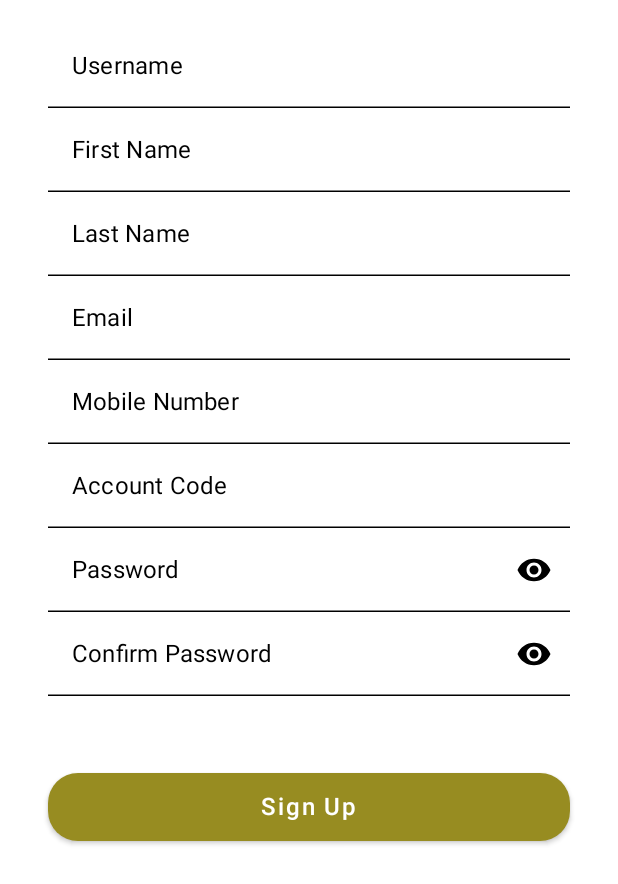
After one commit to AbuSayedMasud/capita_KMM, an Android app built with Jetpack Compose: the composable RegistrationView shown on its own in the app's theme, on a phone screen of 412 x 824 dp. The commit adds this screen. Shown: the top 884 px of the screen. Run offline under Robolectric (Android 15) with nearby library versions, the phone set to English and light mode, and no system bars.

Commit message:
registration section restructured for android

```diff
--- /dev/null
+++ b/androidApp/src/main/java/com/leads/capitabull/android/formatnumber/InputFieldValidator.kt
@@ -0,0 +1,189 @@
+package com.leads.capitabull.android.formatnumber
+
+import androidx.compose.runtime.Composable
+import androidx.compose.runtime.getValue
+import androidx.compose.runtime.setValue
+
+object InputFieldValidator {
+    /**
+     * Function to check if a given date string has a valid MM/DD/YYYY format.
+     *
+     * @param date Date string to be validated.
+     * @return True if the date is valid, false otherwise.
+     */
+    @Composable
+    fun isValidDateFormat(date: String): Boolean {
+        val dateRegex = Regex("""\d{1,2}/\d{1,2}/\d{4}""")
+        return dateRegex.matches(date)
+    }
+
+    /**
+     * Function to validate various input fields based on the provided conditions.
+
+     * @param isForgetPasswordView Flag indicating if it's a forget password view.
+     * @param isRegistrationView Flag indicating if it's a registration view.
+     * @param isBiometricRegistrationView Flag indicating if it's a biometric registration view.
+     * @param isBiometricFingerprintRegistrationView Flag indicating if it's a biometric fingerprint registration view.
+     *
+     * @return Triple containing a boolean indicating if the validation is successful,
+     *         a string message indicating the result, and a pair of booleans indicating
+     *         if there are errors in the username and password fields.
+     */
+    @Composable
+    fun validateFields(
+        username: String,
+        firstName: String,
+        lastName: String,
+        email: String,
+        mobileNumber: String,
+        accountCode: String?,
+        password: String,
+        confirmPassword: String,
+        birthday: String?,
+        isForgetPasswordView: Boolean,
+        isRegistrationView: Boolean,
+        isBiometricRegistrationView: Boolean,
+        isBiometricFingerprintRegistrationView: Boolean,
+    ): Triple<Boolean, String, Pair<Boolean, Boolean>> {
+        var isUsernameError = false
+        var isFirstNameError = false
+        var isLastNameError = false
+        var isAccountCodeError = false
+        var isMobileNumberError = false
+        var isEmailError = false
+        var isPasswordError = false
+        var isConfirmPasswordError = false
+        var isBirthdayError = false
+
+        if (username.isEmpty()) {
+            isUsernameError = true
+        }
+
+        if (firstName.isEmpty()) {
+            isFirstNameError = true
+        }
+
+        if (lastName.isEmpty()) {
+            isLastNameError = true
+        }
+
+        if (accountCode.isNullOrEmpty()) {
+            isAccountCodeError = true
+        }
+
+        val phoneRegex = Regex("^(013|014|015|016|017|018|019)\\d{8}$")
+        if (!phoneRegex.matches(mobileNumber)) {
+            isMobileNumberError = true
+        }
+
+        val emailRegex = Regex("^\\S+@\\S+\\.\\S+\$")
+        if (!emailRegex.matches(email)) {
+            isEmailError = true
+        }
+
+        val passwordRegex = Regex("^(?=.*?[A-Z])(?=.*?[a-z])(?=.*?[0-9])(?=.*?[#?!@\$%^&*-_]).{8,}\$")
+        if (!passwordRegex.matches(password)) {
+            isPasswordError = true
+        }
+
+        if (password != confirmPassword) {
+            isConfirmPasswordError = true
+        }
+
+        if (isForgetPasswordView) {
+            if (birthday.isNullOrEmpty()) {
+                isBirthdayError = true
+            } else {
+                // Validate date format and individual components
+                val dateRegex = Regex("""\d{1,2}/\d{1,2}/\d{4}""")
+                if (!dateRegex.matches(birthday)) {
+                    isBirthdayError = true
+                } else {
+                    // Split the birthday into its components
+                    val parts = birthday.split("/")
+                    val month = parts[0].toIntOrNull()
+                    val day = parts[1].toIntOrNull()
+                    val year = parts[2].toIntOrNull()
+
+                    // Validate the individual components of the date
+                    isBirthdayError = month !in 1..12 || day !in 1..31
+                }
+            }
+        }
+
+        // Check for the "Success" condition
+        if (!isUsernameError && !isFirstNameError && !isLastNameError && !isAccountCodeError &&
+            !isMobileNumberError && !isEmailError && !isPasswordError && !isConfirmPasswordError &&
+            !isBirthdayError
+        ) {
+            return Triple(true, "Success", Pair(isUsernameError, isPasswordError))
+        }
+
+        // Handle error messages
+        val errorMessage = when {
+            isForgetPasswordView -> when {
+                isUsernameError -> "Enter valid username"
+                isBirthdayError -> {
+                    if (birthday?.let { isValidDateFormat(it) } == true) {
+                        "Enter date in MM/DD/YYYY format"
+                    } else {
+                        "Enter a valid date of birth"
+                    }
+                }
+                isMobileNumberError -> "Enter valid phone number"
+                isEmailError -> "Enter valid email"
+
+                else -> "Your password is successfully changed. Please check your E-mail."
+            }
+            isRegistrationView -> when {
+                isUsernameError -> "Enter valid username"
+                isFirstNameError -> "Enter valid first name"
+                isLastNameError -> "Enter valid last name"
+                isEmailError -> "Enter valid email"
+                isMobileNumberError -> "Enter valid phone number"
+                isAccountCodeError -> "Enter valid account code"
+                isPasswordError -> "Please create a valid password that is eight characters long, and includes one uppercase letter, one lowercase letter, one number, and one special character"
+                confirmPassword.isEmpty() -> "Confirm Password field is empty, enter a valid password"
+                isConfirmPasswordError -> "Password did not match"
+
+                else -> "Account has been successfully registered. Please check your E-mail."
+            }
+            isBiometricRegistrationView -> when {
+                isUsernameError -> "Enter valid username"
+                isPasswordError -> "Please enter a valid password that is eight characters long, and includes one uppercase letter, one lowercase letter, one number, and one special character"
+
+                else -> "Unknown error"
+            }
+            isBiometricRegistrationView -> when {
+                isUsernameError -> "Enter valid username"
+                isPasswordError -> "Please enter a valid password that is eight characters long, and includes one uppercase letter, one lowercase letter, one number, and one special character"
+
+                else -> "Unknown error"
+            }
+
+            else -> "Unknown error"
+        }
+
+        return Triple(false, errorMessage, Pair(isUsernameError, isPasswordError))
+    }
+}
+
+// Button(
+// onClick = {
+//    if (errorFlags.first || errorFlags.second) {
+//        isValidationErrorDialogVisible = true
+//    } else {
+//        isValidationSuccess = true
+//        runBlocking {
+//            val promptInfo = BiometricPrompt.PromptInfo
+//                .Builder()
+//                .setAllowedAuthenticators(BiometricManager.Authenticators.BIOMETRIC_STRONG)
+//                .setTitle("Verify that it's you")
+//                .setSubtitle("Use your fingerprint to continue")
+//                .setNegativeButtonText("Cancel")
+//                .build()
+//
+//            biometricPromptStepOne.authenticate(promptInfo)
+//        }
+//    }
+// },
--- /dev/null
+++ b/androidApp/src/main/java/com/leads/capitabull/android/registration/RegistrationView.kt
@@ -0,0 +1,440 @@
+package com.leads.capitabull.android.registration
+
+import androidx.compose.foundation.Image
+import androidx.compose.foundation.clickable
+import androidx.compose.foundation.isSystemInDarkTheme
+import androidx.compose.foundation.layout.Box
+import androidx.compose.foundation.layout.Column
+import androidx.compose.foundation.layout.fillMaxSize
+import androidx.compose.foundation.layout.fillMaxWidth
+import androidx.compose.foundation.layout.height
+import androidx.compose.foundation.layout.padding
+import androidx.compose.foundation.shape.RoundedCornerShape
+import androidx.compose.foundation.text.KeyboardOptions
+import androidx.compose.material.AlertDialog
+import androidx.compose.material.Button
+import androidx.compose.material.ButtonDefaults
+import androidx.compose.material.Icon
+import androidx.compose.material.MaterialTheme
+import androidx.compose.material.Text
+import androidx.compose.material.TextField
+import androidx.compose.material.TextFieldDefaults
+import androidx.compose.runtime.Composable
+import androidx.compose.runtime.getValue
+import androidx.compose.runtime.mutableStateOf
+import androidx.compose.runtime.remember
+import androidx.compose.runtime.setValue
+import androidx.compose.ui.Alignment
+import androidx.compose.ui.Modifier
+import androidx.compose.ui.graphics.Color
+import androidx.compose.ui.platform.LocalContext
+import androidx.compose.ui.res.painterResource
+import androidx.compose.ui.text.font.FontWeight
+import androidx.compose.ui.text.input.KeyboardType
+import androidx.compose.ui.text.input.PasswordVisualTransformation
+import androidx.compose.ui.text.input.VisualTransformation
+import androidx.compose.ui.text.style.TextAlign
+import androidx.compose.ui.unit.dp
+import androidx.compose.ui.unit.sp
+import androidx.navigation.NavHostController
+import com.leads.capita.formatnumber.isWithinMaxCharLimit
+import com.leads.capitabull.android.R
+import com.leads.capitabull.android.formatnumber.InputFieldValidator.validateFields
+import com.leads.capitabull.android.theme.PrimaryColor
+import com.leads.capitabull.android.theme.White
+import com.leads.capitabull.android.theme.getCardColors
+
+
+@Composable
+fun RegistrationView(navController: NavHostController) {
+    var username by remember { mutableStateOf("") }
+    var firstName by remember { mutableStateOf("") }
+    var lastName by remember { mutableStateOf("") }
+    var email by remember { mutableStateOf("") }
+    var mobileNumber by remember { mutableStateOf("") }
+    var accountCode by remember { mutableStateOf("") }
+    var password by remember { mutableStateOf("") }
+    var confirmPassword by remember { mutableStateOf("") }
+    var isValidationErrorDialogVisible by remember { mutableStateOf(false) }
+
+    val (isValidationSuccess, errorMessage) = validateFields(
+        username,
+        firstName,
+        lastName,
+        email,
+        mobileNumber,
+        accountCode,
+        password,
+        confirmPassword,
+        null,
+
+        isForgetPasswordView = false,
+        isRegistrationView = true,
+        isBiometricRegistrationView = false,
+        isBiometricFingerprintRegistrationView = false,
+    )
+
+    var isUsernameError by remember { mutableStateOf(false) }
+    var isFirstNameError by remember { mutableStateOf(false) }
+    var isLastNameError by remember { mutableStateOf(false) }
+    var isEmailError by remember { mutableStateOf(false) }
+    var isMobileNumberError by remember { mutableStateOf(false) }
+    var isAccountCodeError by remember { mutableStateOf(false) }
+    var isPasswordError by remember { mutableStateOf(false) }
+    var isConfirmPasswordError by remember { mutableStateOf(false) }
+
+    var passwordVisible by remember { mutableStateOf(false) }
+    var confirmPasswordVisible by remember { mutableStateOf(false) }
+
+    val (backgroundColor, contentColor) = getCardColors()
+
+    val isDarkTheme = isSystemInDarkTheme()
+    val textColor = if (isDarkTheme) Color.White else Color.Black
+    val placeholderTextColor = if (isDarkTheme) Color(0x83F1F3F4) else Color.DarkGray
+    val context = LocalContext.current
+
+    Column(
+        modifier = Modifier
+            .fillMaxSize()
+            .padding(top = 16.dp, start = 32.dp, end = 32.dp, bottom = 0.dp),
+        horizontalAlignment = Alignment.CenterHorizontally,
+    ) {
+        TextField(
+            value = username,
+            onValueChange = {
+                if (isWithinMaxCharLimit(it, 40)) {
+                    username = it
+                }
+            },
+            placeholder = { Text("Username", color = contentColor) },
+            label = { Text("Username", color = contentColor) },
+            keyboardOptions = KeyboardOptions.Default.copy(
+                keyboardType = KeyboardType.Ascii,
+            ),
+            singleLine = true,
+            colors = TextFieldDefaults.outlinedTextFieldColors(
+                textColor = contentColor,
+                unfocusedLabelColor = contentColor,
+                focusedLabelColor = if (isUsernameError) Color.Red else contentColor,
+                unfocusedBorderColor = if (isUsernameError) Color.Red else contentColor,
+                focusedBorderColor = contentColor,
+                cursorColor = contentColor,
+                leadingIconColor = contentColor,
+                placeholderColor = placeholderTextColor,
+
+            ),
+            modifier = Modifier.fillMaxWidth(),
+        )
+        TextField(
+            value = firstName,
+            onValueChange = {
+                if (isWithinMaxCharLimit(it, 40)) {
+                    firstName = it
+                }
+            },
+            placeholder = { Text("First Name", color = contentColor) },
+            label = { Text("First Name", color = contentColor) },
+
+            keyboardOptions = KeyboardOptions.Default.copy(
+                keyboardType = KeyboardType.Ascii,
+            ),
+            singleLine = true,
+            colors = TextFieldDefaults.outlinedTextFieldColors(
+                textColor = contentColor,
+                unfocusedLabelColor = contentColor,
+                focusedLabelColor = if (isFirstNameError) Color.Red else contentColor,
+                unfocusedBorderColor = if (isFirstNameError) Color.Red else contentColor,
+                focusedBorderColor = contentColor,
+                cursorColor = contentColor,
+                leadingIconColor = contentColor,
+                placeholderColor = placeholderTextColor,
+
+            ),
+            modifier = Modifier.fillMaxWidth(),
+        )
+        TextField(
+            value = lastName,
+            onValueChange = {
+                if (isWithinMaxCharLimit(it, 40)) {
+                    lastName = it
+                }
+            },
+            placeholder = { Text("Last Name", color = contentColor) },
+            label = { Text("Last Name", color = contentColor) },
+            keyboardOptions = KeyboardOptions.Default.copy(
+                keyboardType = KeyboardType.Ascii,
+            ),
+            singleLine = true,
+            colors = TextFieldDefaults.outlinedTextFieldColors(
+                textColor = textColor,
+                unfocusedLabelColor = textColor,
+                focusedLabelColor = if (isLastNameError) Color.Red else contentColor,
+                unfocusedBorderColor = if (isLastNameError) Color.Red else contentColor,
+                focusedBorderColor = textColor,
+                cursorColor = textColor,
+                leadingIconColor = textColor,
+                placeholderColor = placeholderTextColor,
+
+            ),
+            modifier = Modifier.fillMaxWidth(),
+        )
+        TextField(
+            value = email,
+            onValueChange = {
+                if (isWithinMaxCharLimit(it, 40)) {
+                    email = it
+                }
+            },
+            placeholder = { Text("examle@gmail.com", color = contentColor) },
+            label = { Text("Email", color = contentColor) },
+            keyboardOptions = KeyboardOptions(keyboardType = KeyboardType.Email),
+            singleLine = true,
+            colors = TextFieldDefaults.outlinedTextFieldColors(
+                textColor = textColor,
+                unfocusedLabelColor = textColor,
+                focusedLabelColor = if (isEmailError) Color.Red else contentColor,
+                unfocusedBorderColor = if (isEmailError) Color.Red else contentColor,
+                focusedBorderColor = textColor,
+                cursorColor = textColor,
+                leadingIconColor = textColor,
+                placeholderColor = placeholderTextColor,
+
+            ),
+            modifier = Modifier.fillMaxWidth(),
+        )
+        TextField(
+            value = mobileNumber,
+            onValueChange = {
+                if (isWithinMaxCharLimit(it, 11)) {
+                    mobileNumber = it
+                }
+            },
+            placeholder = { Text("880XXXXXXXXX", color = contentColor) },
+            label = { Text("Mobile Number", color = contentColor) },
+            keyboardOptions = KeyboardOptions(keyboardType = KeyboardType.Phone),
+            colors = TextFieldDefaults.outlinedTextFieldColors(
+                textColor = textColor,
+                unfocusedLabelColor = textColor,
+                focusedLabelColor = if (isMobileNumberError) Color.Red else contentColor,
+                unfocusedBorderColor = if (isMobileNumberError) Color.Red else contentColor,
+                focusedBorderColor = textColor,
+                cursorColor = textColor,
+                leadingIconColor = textColor,
+                placeholderColor = placeholderTextColor,
+
+            ),
+            modifier = Modifier.fillMaxWidth(),
+        )
+        TextField(
+            value = accountCode,
+            onValueChange = {
+                if (isWithinMaxCharLimit(it, 40)) {
+                    accountCode = it
+                }
+            },
+            placeholder = { Text("Account Code", color = contentColor) },
+            label = { Text("Account Code", color = contentColor) },
+            keyboardOptions = KeyboardOptions.Default.copy(
+                keyboardType = KeyboardType.Ascii,
+            ),
+            singleLine = true,
+            colors = TextFieldDefaults.outlinedTextFieldColors(
+                textColor = textColor,
+                unfocusedLabelColor = textColor,
+                focusedLabelColor = if (isAccountCodeError) Color.Red else contentColor,
+                unfocusedBorderColor = if (isAccountCodeError) Color.Red else contentColor,
+                focusedBorderColor = textColor,
+                cursorColor = textColor,
+                leadingIconColor = textColor,
+                placeholderColor = placeholderTextColor,
+
+            ),
+            modifier = Modifier.fillMaxWidth(),
+        )
+        TextField(
+            value = password,
+            onValueChange = {
+                if (isWithinMaxCharLimit(it, 20)) {
+                    password = it
+                }
+            },
+            placeholder = { Text("Password", color = contentColor) },
+            label = { Text("Password", color = contentColor) },
+            keyboardOptions = KeyboardOptions(keyboardType = KeyboardType.Password),
+            singleLine = true,
+            visualTransformation = if (passwordVisible) VisualTransformation.None else PasswordVisualTransformation(),
+            colors = TextFieldDefaults.outlinedTextFieldColors(
+                textColor = textColor,
+                unfocusedLabelColor = textColor,
+                focusedLabelColor = if (isPasswordError) Color.Red else contentColor,
+                unfocusedBorderColor = if (isPasswordError) Color.Red else contentColor,
+                focusedBorderColor = textColor,
+                cursorColor = textColor,
+                leadingIconColor = textColor,
+                placeholderColor = placeholderTextColor,
+
+            ),
+            trailingIcon = {
+                val visibilityIcon =
+                    if (passwordVisible) R.drawable.baseline_visibility_off_24 else R.drawable.baseline_visibility_24
+                val visibilityIconContentDescription =
+                    if (passwordVisible) "Hide password" else "Show password"
+                Icon(
+                    painter = painterResource(id = visibilityIcon),
+                    contentDescription = visibilityIconContentDescription,
+                    modifier = Modifier.clickable { passwordVisible = !passwordVisible },
+                    tint = textColor,
+                )
+            },
+            modifier = Modifier.fillMaxWidth(),
+        )
+        TextField(
+            value = confirmPassword,
+            onValueChange = {
+                if (isWithinMaxCharLimit(it, 20)) {
+                    confirmPassword = it
+                }
+            },
+            placeholder = { Text("Confirm Password", color = contentColor) },
+            label = { Text("Confirm Password", color = contentColor) },
+            visualTransformation = if (confirmPasswordVisible) VisualTransformation.None else PasswordVisualTransformation(),
+            keyboardOptions = KeyboardOptions(keyboardType = KeyboardType.Password),
+            singleLine = true,
+            colors = TextFieldDefaults.outlinedTextFieldColors(
+                textColor = textColor,
+                unfocusedLabelColor = textColor,
+                focusedLabelColor = if (isConfirmPasswordError) Color.Red else contentColor,
+                unfocusedBorderColor = if (isConfirmPasswordError) Color.Red else contentColor,
+                focusedBorderColor = textColor,
+                cursorColor = textColor,
+                leadingIconColor = textColor,
+                placeholderColor = placeholderTextColor,
+
+            ),
+            trailingIcon = {
+                val visibilityIcon =
+                    if (confirmPasswordVisible) R.drawable.baseline_visibility_off_24 else R.drawable.baseline_visibility_24
+                val visibilityIconContentDescription =
+                    if (confirmPasswordVisible) "Hide password" else "Show password"
+                Icon(
+                    painter = painterResource(id = visibilityIcon),
+                    contentDescription = visibilityIconContentDescription,
+                    modifier = Modifier.clickable {
+                        confirmPasswordVisible = !confirmPasswordVisible
+                    },
+                    tint = textColor,
+                )
+            },
+            modifier = Modifier.fillMaxWidth(),
+        )
+        Button(
+            onClick = {
+                if (isValidationSuccess) {
+                    val registrationBean = RegistrationPresenter()
+                    val response = registrationBean.registration(
+                        username,
+                        firstName,
+                        lastName,
+                        email,
+                        mobileNumber,
+                        accountCode,
+                        password,
+                        confirmPassword,
+                    )
+                    if (response) {
+                        isValidationErrorDialogVisible = true
+                    }
+                } else {
+//                    Toast.makeText(context, "Registration failed", Toast.LENGTH_SHORT).show()
+                    isValidationErrorDialogVisible = true
+                }
+            },
+            modifier = Modifier
+                .fillMaxWidth()
+                .padding(top = 50.dp),
+
+            colors = ButtonDefaults.buttonColors(
+                backgroundColor = PrimaryColor,
+                contentColor = White,
+            ),
+            shape = RoundedCornerShape(20.dp),
+        ) {
+            Text(
+                text = "Sign Up",
+                fontSize = 16.sp,
+                modifier = Modifier.padding(5.dp),
+                color = Color.White,
+            )
+        }
+    }
+
+    if (isValidationErrorDialogVisible) {
+        AlertDialog(
+            onDismissRequest = {
+            },
+            title = {
+                Image(
+                    painter = if (errorMessage == "Success") {
+                        painterResource(id = R.drawable.success)
+                    } else {
+                        painterResource(id = R.drawable.high_importance_72)
+                    },
+                    contentDescription = null,
+                    modifier = Modifier
+                        .fillMaxWidth()
+                        .height(45.dp),
+                )
+            },
+            text = {
+                Box(
+                    modifier = Modifier.fillMaxWidth(),
+                    contentAlignment = Alignment.Center,
+                ) {
+                    Text(
+                        if (errorMessage == "Success") {
+                            "Account has been successfully registered. Please check your E-mail."
+                        } else {
+                            errorMessage
+                        },
+                        color = contentColor,
+                        modifier = Modifier.align(Alignment.Center),
+                        textAlign = TextAlign.Center,
+                        style = MaterialTheme.typography.body1
+                            .copy(
+                                fontWeight = FontWeight.Bold,
+                                fontSize = 18.sp,
+                                color = textColor,
+                            ),
+                    )
+                }
+            },
+            confirmButton = {
+                Box(
+                    modifier = Modifier.fillMaxWidth(),
+                    contentAlignment = Alignment.Center,
+                ) {
+                    Button(
+                        onClick = {
+                            if (errorMessage == "Success") {
+                                isValidationErrorDialogVisible = false
+                                navController.navigate("login")
+                            } else {
+                                isValidationErrorDialogVisible = false
+                            }
+                        },
+                        colors = ButtonDefaults.buttonColors(
+                            backgroundColor = PrimaryColor,
+                            contentColor = White,
+                        ),
+                        modifier = Modifier
+                            .align(Alignment.Center)
+                            .padding(bottom = 12.dp),
+                    ) {
+                        Text("Ok")
+                    }
+                }
+            },
+            backgroundColor = backgroundColor,
+        )
+    }
+}
```
Also changed, not shown: androidApp/src/main/java/com/leads/capitabull/android/registration/RegistrationPresenter.kt (added, +11 -0 lines), androidApp/src/main/java/com/leads/capitabull/android/registration/RegistrationScreen.kt (+53 -0 lines).
